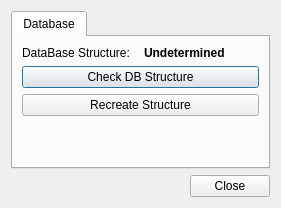
The window that server/src/forms/dlgmaintenance.ui (pballok/DoDA) describes before a commit, drawn with Qt 5.
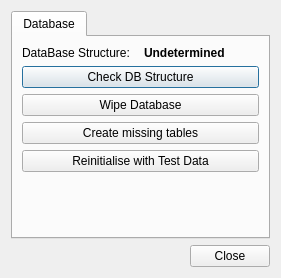
The same window after the commit.

Commit message: Add Database Maintenance to the Maintenance dialog

Patch:
```diff
--- a/server/src/forms/dlgmaintenance.ui
+++ b/server/src/forms/dlgmaintenance.ui
@@ -7,7 +7,7 @@
     <x>0</x>
     <y>0</y>
     <width>281</width>
-    <height>208</height>
+    <height>278</height>
    </rect>
   </property>
   <property name="windowTitle">
@@ -58,7 +58,21 @@
        <item>
         <widget class="QPushButton" name="psbRecreate">
          <property name="text">
-          <string>Recreate Structure</string>
+          <string>Wipe Database</string>
+         </property>
+        </widget>
+       </item>
+       <item>
+        <widget class="QPushButton" name="psbCreateMissing">
+         <property name="text">
+          <string>Create missing tables</string>
+         </property>
+        </widget>
+       </item>
+       <item>
+        <widget class="QPushButton" name="psbTestData">
+         <property name="text">
+          <string>Reinitialise with Test Data</string>
          </property>
         </widget>
        </item>
```
Left out of the diff: 4 changed lines with no effect on the pictures. The commit also changes 5 other files.
